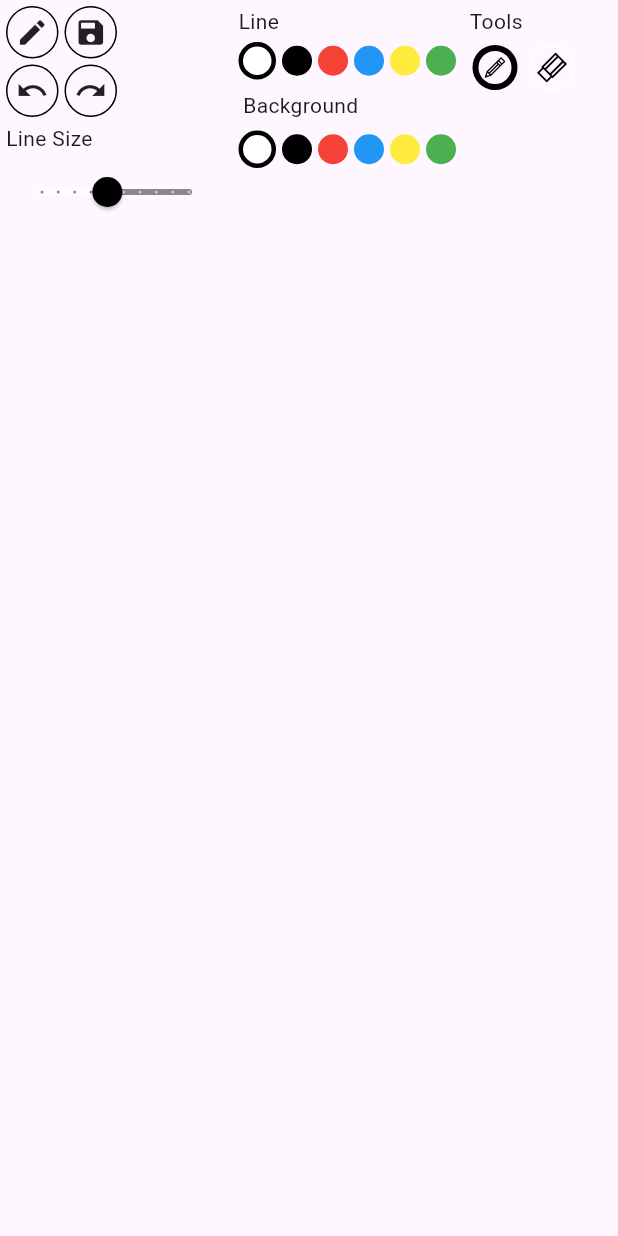
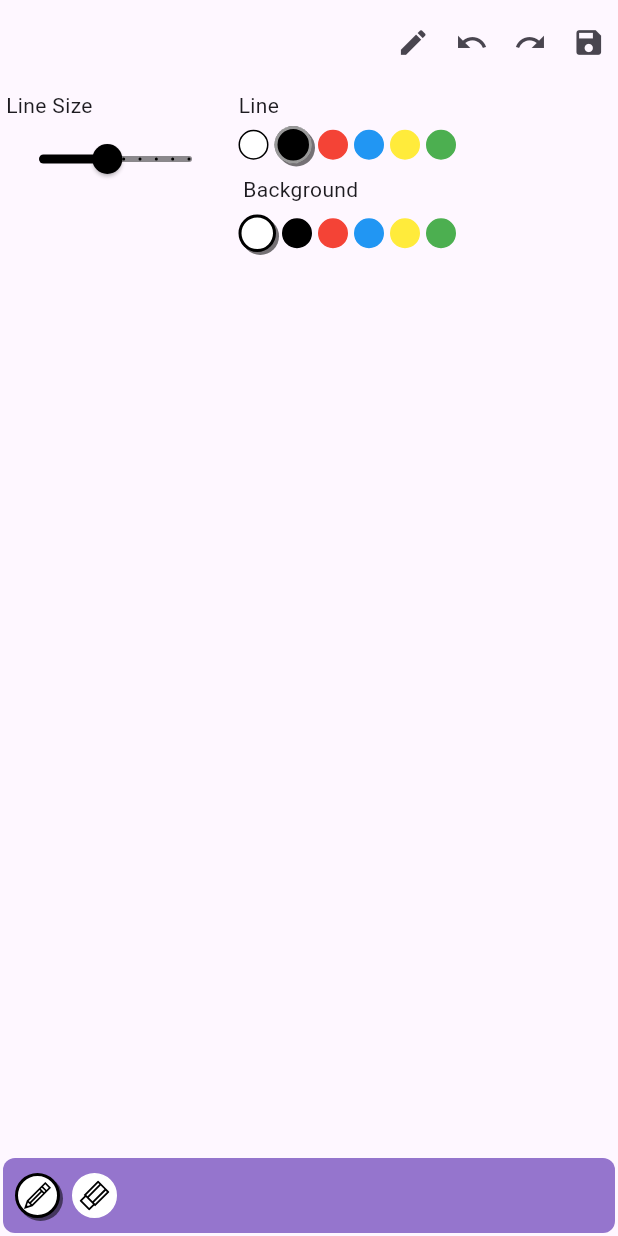
Before and after one commit to hydev777/kids_drawing_app, a Flutter app: the screen it shows after launch, on a phone screen of 412 x 824 dp. Run offline on Flutter 3.47's test engine with Material 3 defaults, Android fonts, the phone set to English and light mode, and no system bars; our stand-ins replace flutter_svg, image_gallery_saver.

Commit message:
layout(drawing panel): changed tools to bottom bar and actions to AppBar

```diff
--- a/lib/screens/drawer_panel/provider/drawer_panel.dart
+++ b/lib/screens/drawer_panel/provider/drawer_panel.dart
@@ -30,7 +30,7 @@ class DrawerPanel with ChangeNotifier {
     Tool(tool: Tools.eraser, srcUrl: 'assets/images/eraser.svg'),
   ];
   double? _lineSize = 5;
-  int _lineColorSelected = 0;
+  int _lineColorSelected = 1;
   int _backgroundSelected = 0;
   Color? _sizeSelectorColor;
   int _toolSelected = 0;
--- a/lib/screens/drawer_panel/view/drawing_panel.dart
+++ b/lib/screens/drawer_panel/view/drawing_panel.dart
@@ -2,6 +2,7 @@ import 'dart:typed_data';
 import 'dart:io';
 
 import 'package:flutter/material.dart';
+import 'package:flutter/widgets.dart';
 import 'package:image_gallery_saver/image_gallery_saver.dart';
 import 'package:path_provider/path_provider.dart';
 import 'package:provider/provider.dart';
@@ -11,6 +12,11 @@ import '../classes/tool.dart';
 import '../provider/drawer_panel.dart';
 import '../classes/line_point.dart';
 import '../widgets/draw_area/drawing_area.dart';
+
+const circleShadow = BoxShadow(
+  color: Colors.black54,
+  offset: Offset(2, 2),
+);
 
 class Panel extends StatefulWidget {
   const Panel({Key? key}) : super(key: key);
@@ -73,10 +79,10 @@ class _PanelState extends State<Panel> {
                 context.read<DrawerPanel>().newPaint();
                 Navigator.of(context).pop();
               },
-              child: const Text(
+              child: Text(
                 'SAVE',
                 style: TextStyle(
-                    color: Color(0xFF10FB06),
+                    color: Colors.deepPurple[300],
                     fontSize: 16,
                     fontWeight: FontWeight.bold),
               ),
@@ -118,39 +124,48 @@ class _PanelState extends State<Panel> {
 
     return SafeArea(
       child: Scaffold(
-        body: Padding(
-          padding: const EdgeInsets.all(2.0),
-          child: Column(
-            children: [
-              viewportWidth < 426
-                  ? SizedBox(
-                      height: 150,
-                      width: double.infinity,
-                      child: Row(
-                        children: [
-                          Column(
-                            crossAxisAlignment: CrossAxisAlignment.start,
-                            children: [
-                              Column(
-                                crossAxisAlignment: CrossAxisAlignment.start,
-                                children: [
-                                  Row(
-                                    mainAxisAlignment: MainAxisAlignment.start,
-                                    children: [
+        appBar: AppBar(
+          actions: [
             GestureDetector(
               onTap: () async {
                 createNewDrawing(points);
               },
               child: Container(
-                                          decoration: BoxDecoration(
+                decoration: const BoxDecoration(
                   shape: BoxShape.circle,
-                                              border: Border.all(
-                                                  color: Colors.black)),
+                ),
                 margin: const EdgeInsets.all(2),
                 height: 35,
                 width: 35,
-                                          child: const Icon(Icons.create,
-                                              size: 22),
+                child: const Icon(Icons.create, size: 22),
+              ),
+            ),
+            GestureDetector(
+              onTap: () {
+                panelActions.undoStroke();
+              },
+              child: Container(
+                decoration: const BoxDecoration(
+                  shape: BoxShape.circle,
+                ),
+                margin: const EdgeInsets.all(2),
+                height: 35,
+                width: 35,
+                child: const Icon(Icons.undo, size: 22),
+              ),
+            ),
+            GestureDetector(
+              onTap: () {
+                panelActions.redoStroke();
+              },
+              child: Container(
+                decoration: const BoxDecoration(
+                  shape: BoxShape.circle,
+                ),
+                margin: const EdgeInsets.all(2),
+                height: 35,
+                width: 35,
+                child: const Icon(Icons.redo, size: 22),
               ),
             ),
             GestureDetector(
@@ -160,61 +175,114 @@ class _PanelState extends State<Panel> {
                 }
               },
               child: Container(
-                                          decoration: BoxDecoration(
+                decoration: const BoxDecoration(
                   shape: BoxShape.circle,
-                                              border: Border.all(
-                                                  color: Colors.black)),
+                ),
                 margin: const EdgeInsets.all(2),
                 height: 35,
                 width: 35,
-                                          child:
-                                              const Icon(Icons.save, size: 22),
+                child: const Icon(Icons.save, size: 22),
               ),
             ),
           ],
-                                  )
-                                ],
         ),
+        body: Padding(
+          padding: const EdgeInsets.all(2.0),
+          child: Column(
+            children: [
+              viewportWidth < 426
+                  ? SizedBox(
+                      height: 120,
+                      width: double.infinity,
+                      child: Row(
+                        children: [
                           Column(
+                            crossAxisAlignment: CrossAxisAlignment.start,
                             children: [
-                                  Row(
-                                    children: [
-                                      GestureDetector(
-                                        onTap: () {
-                                          panelActions.undoStroke();
-                                        },
-                                        child: Container(
-                                          decoration: BoxDecoration(
-                                              shape: BoxShape.circle,
-                                              border: Border.all(
-                                                  color: Colors.black)),
-                                          margin: const EdgeInsets.all(2),
-                                          height: 35,
-                                          width: 35,
-                                          child:
-                                              const Icon(Icons.undo, size: 22),
-                                        ),
-                                      ),
-                                      GestureDetector(
-                                        onTap: () {
-                                          panelActions.redoStroke();
-                                        },
-                                        child: Container(
-                                          decoration: BoxDecoration(
-                                              shape: BoxShape.circle,
-                                              border: Border.all(
-                                                  color: Colors.black)),
-                                          margin: const EdgeInsets.all(2),
-                                          height: 35,
-                                          width: 35,
-                                          child:
-                                              const Icon(Icons.redo, size: 22),
-                                        ),
-                                      ),
-                                    ],
-                                  )
-                                ],
-                              ),
+                              // Column(
+                              //   crossAxisAlignment: CrossAxisAlignment.start,
+                              //   children: [
+                              //     Row(
+                              //       mainAxisAlignment: MainAxisAlignment.start,
+                              //       children: [
+                              //         GestureDetector(
+                              //           onTap: () async {
+                              //             createNewDrawing(points);
+                              //           },
+                              //           child: Container(
+                              //             decoration: BoxDecoration(
+                              //                 shape: BoxShape.circle,
+                              //                 border: Border.all(
+                              //                     color: Colors.black)),
+                              //             margin: const EdgeInsets.all(2),
+                              //             height: 35,
+                              //             width: 35,
+                              //             child: const Icon(Icons.create,
+                              //                 size: 22),
+                              //           ),
+                              //         ),
+                              //         GestureDetector(
+                              //           onTap: () async {
+                              //             if (points!.isNotEmpty) {
+                              //               await savePaintInDevice();
+                              //             }
+                              //           },
+                              //           child: Container(
+                              //             decoration: BoxDecoration(
+                              //                 shape: BoxShape.circle,
+                              //                 border: Border.all(
+                              //                     color: Colors.black)),
+                              //             margin: const EdgeInsets.all(2),
+                              //             height: 35,
+                              //             width: 35,
+                              //             child:
+                              //                 const Icon(Icons.save, size: 22),
+                              //           ),
+                              //         ),
+                              //       ],
+                              //     )
+                              //   ],
+                              // ),
+                              // Column(
+                              //   children: [
+                              //     Row(
+                              //       children: [
+                              //         GestureDetector(
+                              //           onTap: () {
+                              //             panelActions.undoStroke();
+                              //           },
+                              //           child: Container(
+                              //             decoration: BoxDecoration(
+                              //                 shape: BoxShape.circle,
+                              //                 border: Border.all(
+                              //                     color: Colors.black)),
+                              //             margin: const EdgeInsets.all(2),
+                              //             height: 35,
+                              //             width: 35,
+                              //             child:
+                              //                 const Icon(Icons.undo, size: 22),
+                              //           ),
+                              //         ),
+                              //         GestureDetector(
+                              //           onTap: () {
+                              //             panelActions.redoStroke();
+                              //           },
+                              //           child: Container(
+                              //             decoration: BoxDecoration(
+                              //                 shape: BoxShape.circle,
+                              //                 border: Border.all(
+                              //                     color: Colors.black)),
+                              //             margin: const EdgeInsets.all(2),
+                              //             height: 35,
+                              //             width: 35,
+                              //             child:
+                              //                 const Icon(Icons.redo, size: 22),
+                              //           ),
+                              //         ),
+                              //       ],
+                              //     )
+                              //   ],
+                              // ),
                               Column(
                                 crossAxisAlignment: CrossAxisAlignment.start,
                                 children: [
@@ -280,10 +348,24 @@ class _PanelState extends State<Panel> {
                                                   ? Border.all(
                                                       color:
                                                           color == Colors.black
-                                                              ? Colors.white
+                                                              ? Colors.white60
                                                               : Colors.black,
-                                                      width: 3)
-                                                  : Border.all(color: color),
+                                                      width: 2,
+                                                    )
+                                                  : color == Colors.white
+                                                      ? Border.all(
+                                                          color: Colors.black,
+                                                          width: 1,
+                                                        )
+                                                      : Border.all(
+                                                          color: color,
+                                                        ),
+                                              boxShadow:
+                                                  selectedLineColor == color
+                                                      ? [
+                                                          circleShadow,
+                                                        ]
+                                                      : [],
                                             ),
                                             margin: const EdgeInsets.all(2),
                                             height: selectedLineColor == color
@@ -317,20 +399,35 @@ class _PanelState extends State<Panel> {
                                           },
                                           child: AnimatedContainer(
                                             duration: const Duration(
-                                                milliseconds: 300),
+                                              milliseconds: 300,
+                                            ),
                                             decoration: BoxDecoration(
                                               shape: BoxShape.circle,
                                               color: color,
                                               border: selectedBackgroundColor ==
                                                       color
                                                   ? Border.all(
+                                                      color:
+                                                          color == Colors.black
+                                                              ? Colors.white60
+                                                              : Colors.black,
+                                                      width: 2,
+                                                    )
+                                                  : color == Colors.white
+                                                      ? Border.all(
                                                           color: Colors.black,
-                                                      width: 3)
+                                                          width: 1,
+                                                        )
                                                       : Border.all(
-                                                      color:
-                                                          color == Colors.white
-                                                              ? Colors.black
-                                                              : color),
+                                                          color: color,
+                                                        ),
+                                              boxShadow:
+                                                  selectedBackgroundColor ==
+                                                          color
+                                                      ? [
+                                                          circleShadow,
+                                                        ]
+                                                      : [],
                                             ),
                                             margin: const EdgeInsets.all(2),
                                             height:
@@ -350,60 +447,11 @@ class _PanelState extends State<Panel> {
                               ),
                             ],
                           ),
-                          const SizedBox(width: 5),
-                          Column(
-                            crossAxisAlignment: CrossAxisAlignment.start,
-                            children: [
-                              Column(
-                                crossAxisAlignment: CrossAxisAlignment.start,
-                                children: [
-                                  const Padding(
-                                    padding: EdgeInsets.symmetric(
-                                        vertical: 2, horizontal: 2),
-                                    child: Text('Tools'),
-                                  ),
-                                  Row(
-                                    children: [
-                                      ...toolsList!.map((tool) {
-                                        return GestureDetector(
-                                          onTap: () {
-                                            panelActions.changeToolSelected =
-                                                tool;
-                                          },
-                                          child: AnimatedContainer(
-                                            duration: const Duration(
-                                                milliseconds: 300),
-                                            decoration: BoxDecoration(
-                                              shape: BoxShape.circle,
-                                              border: selectedTool == tool.tool
-                                                  ? Border.all(
-                                                      color: Colors.black,
-                                                      width: 4)
-                                                  : Border.all(
-                                                      color: Colors.white),
-                                            ),
-                                            margin: const EdgeInsets.all(4),
-                                            padding: const EdgeInsets.all(4),
-                                            height: 30,
-                                            width: 30,
-                                            child: SvgPicture.asset(
-                                              tool.srcUrl!,
-                                              color: Colors.black,
-                                            ),
-                                          ),
-                                        );
-                                      }).toList()
-                                    ],
-                                  ),
-                                ],
-                              ),
-                            ],
-                          ),
                         ],
                       ),
                     )
                   : SizedBox(
-                      height: 150,
+                      height: 120,
                       width: double.infinity,
                       child: Row(
                         children: [
@@ -543,8 +591,15 @@ class _PanelState extends State<Panel> {
                                                           color == Colors.black
                                                               ? Colors.white
                                                               : Colors.black,
-                                                      width: 3)
+                                                      width: 3,
+                                                    )
                                                   : Border.all(color: color),
+                                              boxShadow:
+                                                  selectedLineColor == color
+                                                      ? [
+                                                          circleShadow,
+                                                        ]
+                                                      : [],
                                             ),
                                             margin: const EdgeInsets.all(4),
                                             height: selectedLineColor == color
@@ -591,7 +646,15 @@ class _PanelState extends State<Panel> {
                                                       color:
                                                           color == Colors.white
                                                               ? Colors.black
-                                                              : color),
+                                                              : color,
+                                                    ),
+                                              boxShadow:
+                                                  selectedBackgroundColor ==
+                                                          color
+                                                      ? [
+                                                          circleShadow,
+                                                        ]
+                                                      : [],
                                             ),
                                             margin: const EdgeInsets.all(4),
                                             height:
@@ -641,33 +704,45 @@ class _PanelState extends State<Panel> {
                                   ),
                                 ],
                               ),
-                              Column(
-                                crossAxisAlignment: CrossAxisAlignment.start,
-                                children: [
-                                  const Padding(
-                                    padding: EdgeInsets.symmetric(
-                                        vertical: 5, horizontal: 5),
-                                    child: Text('Tools'),
+                            ],
                           ),
-                                  Row(
+                        ],
+                      ),
+                    ),
+              const Expanded(
+                child: DrawingArea(),
+              ),
+              Container(
+                decoration: BoxDecoration(
+                  color: Colors.deepPurple[300],
+                  borderRadius: const BorderRadius.all(
+                    Radius.circular(8),
+                  ),
+                ),
+                padding: const EdgeInsets.all(4),
+                height: 50,
+                child: Row(
                   children: [
                     ...toolsList!.map((tool) {
                       return GestureDetector(
                         onTap: () {
-                                            panelActions.changeToolSelected =
-                                                tool;
+                          panelActions.changeToolSelected = tool;
                         },
                         child: AnimatedContainer(
-                                            duration: const Duration(
-                                                milliseconds: 300),
+                          duration: const Duration(milliseconds: 300),
                           decoration: BoxDecoration(
+                            color: Colors.white,
                             shape: BoxShape.circle,
                             border: selectedTool == tool.tool
-                                                  ? Border.all(
-                                                      color: Colors.black,
-                                                      width: 3)
+                                ? Border.all(color: Colors.black, width: 2)
                                 : Border.all(
-                                                      color: Colors.white),
+                                    color: Colors.white,
+                                  ),
+                            boxShadow: selectedTool == tool.tool
+                                ? [
+                                    circleShadow,
+                                  ]
+                                : [],
                           ),
                           margin: const EdgeInsets.all(4),
                           padding: const EdgeInsets.all(4),
@@ -682,16 +757,7 @@ class _PanelState extends State<Panel> {
                     }).toList()
                   ],
                 ),
-                                ],
-                              ),
-                            ],
-                          ),
-                        ],
-                      ),
-                    ),
-              const Expanded(
-                child: DrawingArea(),
-              ),
+              )
             ],
           ),
         ),
```
Also changed, not shown: pubspec.lock. Lines whose indentation alone changed are shown as unchanged.
